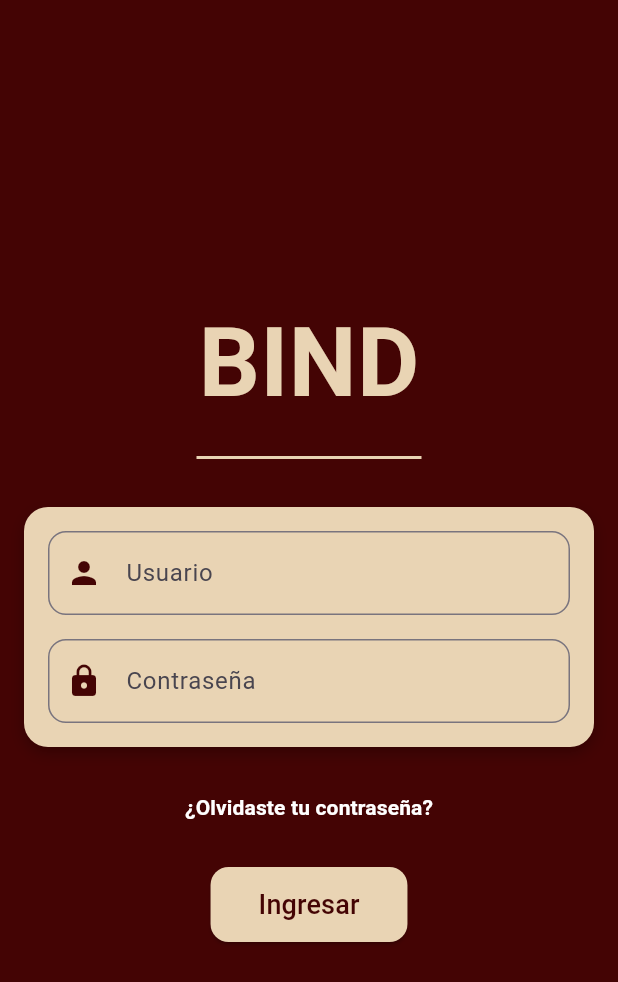
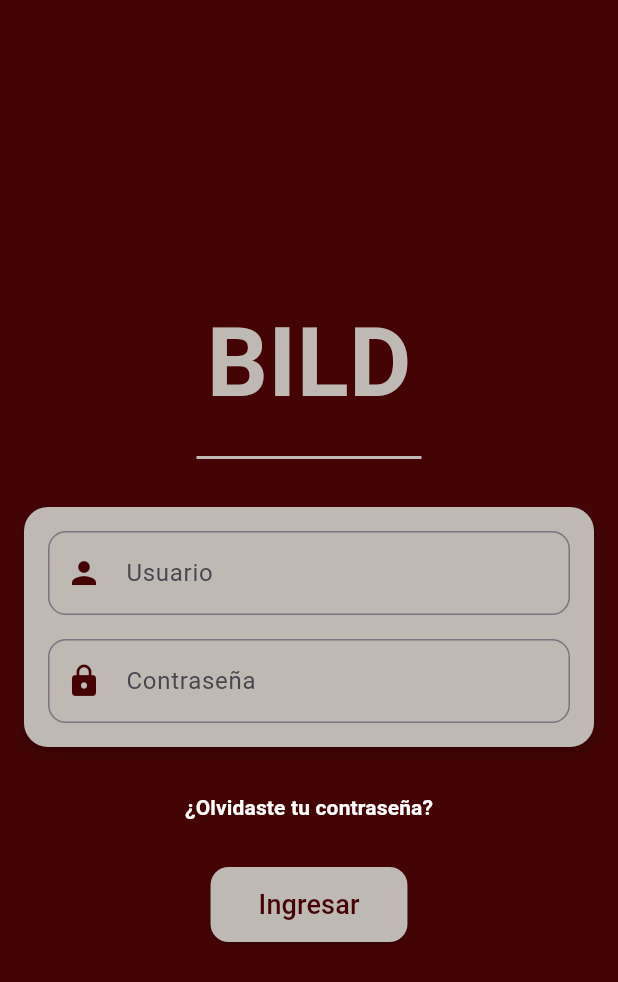
Before and after one commit to sab1103b/bild-flutter, a Flutter app: the screen it shows after launch, on a phone screen of 412 x 824 dp. Shown: the top 982 px of the screen. Run offline on Flutter 3.47's test engine with Material 3 defaults, Android fonts, the phone set to English and light mode, and no system bars.

Commit message:
color beige

```diff
--- a/lib/screens/LOGIN.dart
+++ b/lib/screens/LOGIN.dart
@@ -7,7 +7,7 @@ class Login extends StatelessWidget {
   Widget build(BuildContext context) {
      // Define los colores principales
     final Color vinotinto = Color.fromARGB(255, 68, 4, 4);
-    final Color beigeClaro = Color.fromARGB(255, 233, 212, 180);
+    final Color beigeClaro = Color.fromARGB(255, 190, 186, 179);
 
        return Scaffold(
       backgroundColor: vinotinto, // Fondo vinotinto
@@ -19,7 +19,7 @@ class Login extends StatelessWidget {
             children: [
               // Título central con color beige y mayor tamaño
               Text(
-                'BIND',
+                'BILD',
                 style: TextStyle(
                   fontSize: 64.0, // Título más grande
                   fontWeight: FontWeight.bold, // Negrita
```
